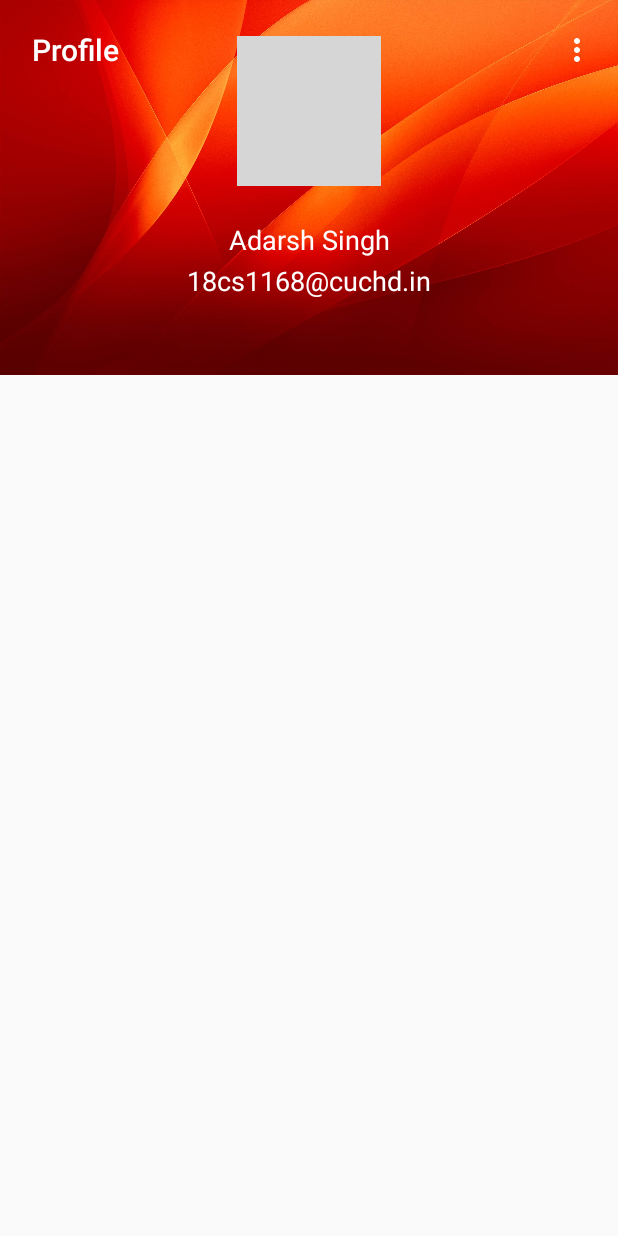
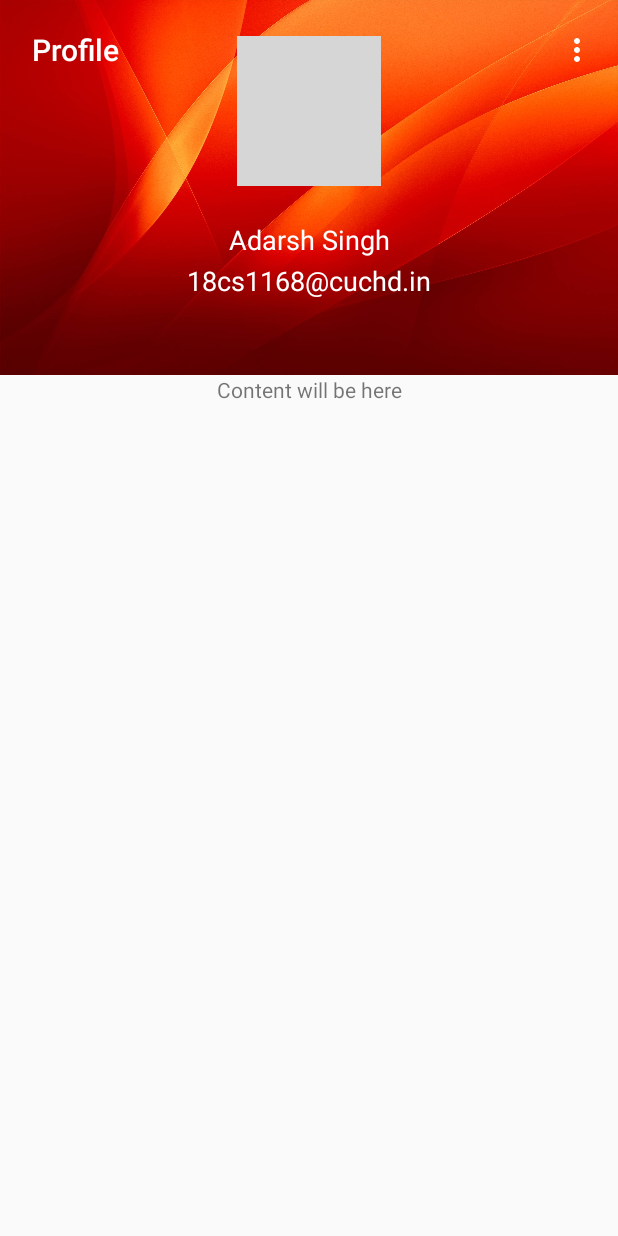
Before and after one commit to 2001adarsh/Farmket, an Android app: the layout fragment_profile.xml on its own in the app's theme, with its tools: preview values and no code run, on a phone screen of 412 x 824 dp. Run offline under Robolectric (Android 15) with nearby library versions, the phone set to English and light mode, and no system bars; Roboto replaces fonts that are not available here; grey boxes are pictures that could not be loaded.

Commit message:
Profile added

```diff
--- a/app/src/main/java/com/adarsh/farmket/ui/ProfileFragment.java
+++ b/app/src/main/java/com/adarsh/farmket/ui/ProfileFragment.java
@@ -29,6 +29,8 @@ public class ProfileFragment extends Fragment {
         View view = inflater.inflate(R.layout.fragment_profile, container, false);
         toolbar = view.findViewById(R.id.toolbar_profile);
         ((AppCompatActivity) getActivity()).setSupportActionBar(toolbar);
+        toolbar.inflateMenu(R.menu.profile_menu);
+
         return view;
     }
 
--- /dev/null
+++ b/app/src/main/res/layout/content_profile.xml
@@ -0,0 +1,18 @@
+<?xml version="1.0" encoding="utf-8"?>
+<androidx.constraintlayout.widget.ConstraintLayout xmlns:android="http://schemas.android.com/apk/res/android"
+    xmlns:app="http://schemas.android.com/apk/res-auto"
+    xmlns:tools="http://schemas.android.com/tools"
+    android:layout_width="match_parent"
+    android:layout_height="250dp">
+
+    <TextView
+        android:id="@+id/textView3"
+        android:layout_width="wrap_content"
+        android:layout_height="wrap_content"
+        android:text="Content will be here"
+        app:layout_constraintBottom_toBottomOf="parent"
+        app:layout_constraintEnd_toEndOf="parent"
+        app:layout_constraintStart_toStartOf="parent"
+        app:layout_constraintTop_toTopOf="parent" />
+
+</androidx.constraintlayout.widget.ConstraintLayout>
--- a/app/src/main/res/layout/fragment_profile.xml
+++ b/app/src/main/res/layout/fragment_profile.xml
@@ -1,20 +1,15 @@
 <?xml version="1.0" encoding="utf-8"?>
-<androidx.constraintlayout.widget.ConstraintLayout
+<androidx.coordinatorlayout.widget.CoordinatorLayout
     xmlns:android="http://schemas.android.com/apk/res/android"
     xmlns:tools="http://schemas.android.com/tools"
     android:layout_width="match_parent"
     android:layout_height="match_parent"
     xmlns:app="http://schemas.android.com/apk/res-auto"
     tools:context=".ui.ProfileFragment">
-    <androidx.coordinatorlayout.widget.CoordinatorLayout
-        android:layout_width="match_parent"
-        android:layout_height="match_parent">
-
         <com.google.android.material.appbar.AppBarLayout
             android:id="@+id/appBarLayout"
             android:layout_width="match_parent"
             android:layout_height="250dp"
-            android:fitsSystemWindows="true"
             android:theme="@style/ThemeOverlay.AppCompat.Dark.ActionBar">
 
             <com.google.android.material.appbar.CollapsingToolbarLayout
@@ -30,8 +25,6 @@
                     android:layout_width="match_parent"
                     app:layout_collapseMode="parallax"
                     android:layout_height="match_parent">
-
-
                     <de.hdodenhof.circleimageview.CircleImageView
                         android:id="@+id/circleImageView"
                         android:layout_width="96dp"
@@ -74,17 +67,20 @@
                     android:id="@+id/toolbar_profile"
                     android:layout_width="match_parent"
                     android:layout_height="?attr/actionBarSize"
-                        app:layout_collapseMode="pin"
-                        android:fitsSystemWindows="true"
+                    android:layout_gravity="start|top"
                     android:layout_margin="5dp"
                     android:layout_marginStart="8dp"
                     android:layout_marginEnd="8dp"
+                    android:fitsSystemWindows="true"
+                    android:visibility="visible"
+                    app:layout_collapseMode="pin"
                     app:layout_constraintEnd_toEndOf="parent"
                     app:layout_constraintStart_toStartOf="parent"
                     app:layout_constraintTop_toTopOf="parent"
                     app:menu="@menu/profile_menu"
                     app:popupTheme="@style/ThemeOverlay.AppCompat.Light"
                     app:title="Profile" />
+
             </com.google.android.material.appbar.CollapsingToolbarLayout>
         </com.google.android.material.appbar.AppBarLayout>
 
@@ -93,7 +89,7 @@
             android:layout_height="match_parent"
             app:layout_behavior="@string/appbar_scrolling_view_behavior">
 
+            <include layout="@layout/content_profile"/>
 
         </androidx.core.widget.NestedScrollView>
 </androidx.coordinatorlayout.widget.CoordinatorLayout>
-</androidx.constraintlayout.widget.ConstraintLayout>
```
Lines whose indentation alone changed are shown as unchanged.
